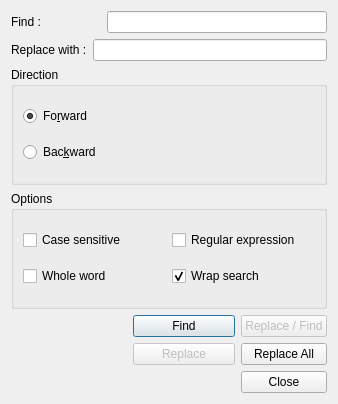
Qt form library/talipot-python/designer/FindReplaceDialog.ui (anlambert/tulip) before a commit.
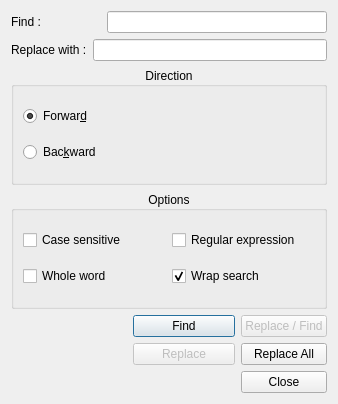
The same form after that commit.

```diff
--- a/library/talipot-python/designer/FindReplaceDialog.ui
+++ b/library/talipot-python/designer/FindReplaceDialog.ui
@@ -47,11 +47,14 @@
      <property name="title">
       <string>Direction</string>
      </property>
+     <property name="alignment">
+      <set>Qt::AlignCenter</set>
+     </property>
      <layout class="QVBoxLayout" name="verticalLayout_2">
       <item>
        <widget class="QRadioButton" name="forwardRB">
         <property name="text">
-         <string>Fo&amp;rward</string>
+         <string>Forwar&amp;d</string>
         </property>
         <property name="checked">
          <bool>true</bool>
@@ -73,6 +76,9 @@
      <property name="title">
       <string>Options</string>
      </property>
+     <property name="alignment">
+      <set>Qt::AlignCenter</set>
+     </property>
      <layout class="QGridLayout" name="gridLayout_2">
       <item row="0" column="0">
        <widget class="QCheckBox" name="caseSensitiveCB">
```
